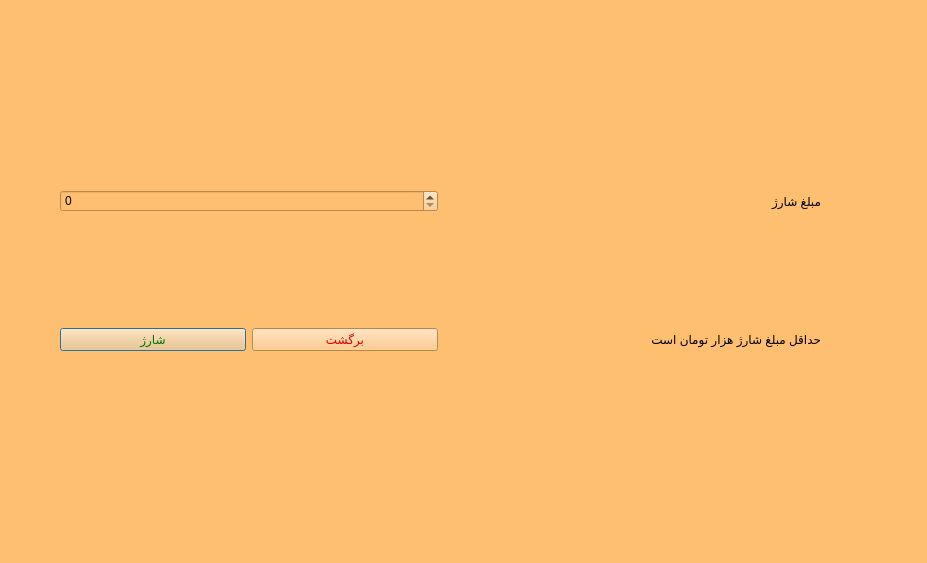
The window that Project_Ap/topupwallet.ui (AP-projects-4001/metagoofill) describes before a commit, drawn with Qt 5.
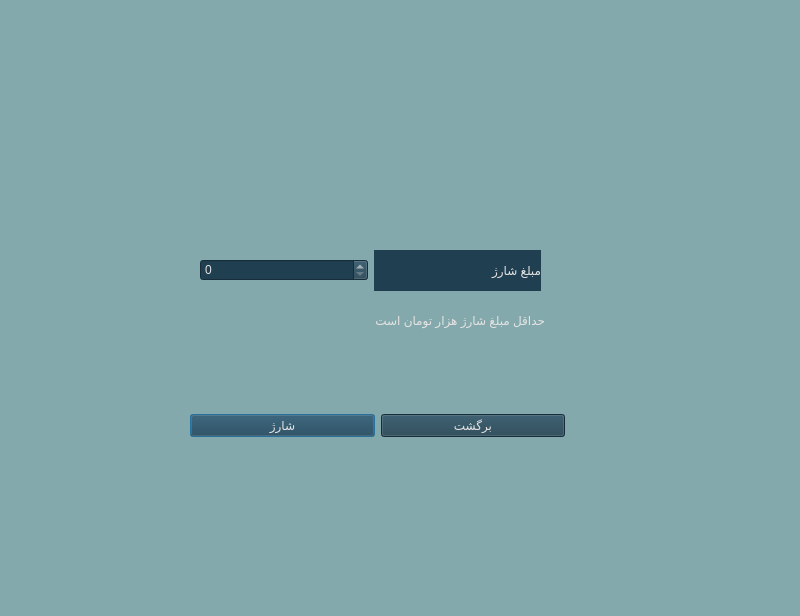
The same window after the commit.

Commit message: changing colors and Completing the program ui

The edit to the form file:
```diff
--- a/Project_Ap/topupwallet.ui
+++ b/Project_Ap/topupwallet.ui
@@ -6,33 +6,32 @@
    <rect>
     <x>0</x>
     <y>0</y>
-    <width>927</width>
-    <height>563</height>
+    <width>800</width>
+    <height>616</height>
    </rect>
   </property>
   <property name="windowTitle">
    <string>Dialog</string>
   </property>
   <property name="styleSheet">
-   <string notr="true">background-color: rgb(255, 191, 112);</string>
+   <string notr="true">background-color: rgb(132, 169, 172);</string>
   </property>
-  <widget class="QWidget" name="layoutWidget">
+  <widget class="QWidget" name="">
    <property name="geometry">
     <rect>
-     <x>60</x>
-     <y>80</y>
-     <width>761</width>
-     <height>381</height>
+     <x>190</x>
+     <y>400</y>
+     <width>375</width>
+     <height>51</height>
     </rect>
    </property>
-   <layout class="QGridLayout" name="gridLayout">
-    <item row="1" column="0">
      <layout class="QHBoxLayout" name="horizontalLayout">
       <item>
        <widget class="QPushButton" name="pushButton">
         <property name="styleSheet">
-         <string notr="true">font: 16pt &quot;MS Shell Dlg 2&quot;;
-color: rgb(0, 117, 3);</string>
+       <string notr="true">background-color: rgb(32, 64, 81);
+color: rgb(228, 227, 227);
+font: 11pt &quot;Lalezar&quot;;</string>
         </property>
         <property name="text">
          <string>شارژ</string>
@@ -42,8 +41,9 @@
       <item>
        <widget class="QPushButton" name="pushButton_refuse">
         <property name="styleSheet">
-         <string notr="true">color: rgb(221, 0, 0);
-font: 16pt &quot;MS Shell Dlg 2&quot;;</string>
+       <string notr="true">background-color: rgb(32, 64, 81);
+color: rgb(228, 227, 227);
+font: 11pt &quot;Lalezar&quot;;</string>
         </property>
         <property name="text">
          <string>برگشت</string>
@@ -51,28 +51,53 @@
        </widget>
       </item>
      </layout>
-    </item>
-    <item row="0" column="0">
-     <widget class="QSpinBox" name="spinBox"/>
-    </item>
-    <item row="0" column="1">
-     <widget class="QLabel" name="label">
-      <property name="styleSheet">
-       <string notr="true">background-color: rgb(255, 191, 112);
-font: 16pt &quot;MS Shell Dlg 2&quot;;</string>
-      </property>
-      <property name="text">
-       <string>مبلغ شارژ</string>
-      </property>
-     </widget>
-    </item>
-    <item row="1" column="1">
+  </widget>
      <widget class="QLabel" name="label_2">
+   <property name="geometry">
+    <rect>
+     <x>254</x>
+     <y>300</y>
+     <width>291</width>
+     <height>41</height>
+    </rect>
+   </property>
       <property name="styleSheet">
-       <string notr="true">font: 16pt &quot;MS Shell Dlg 2&quot;;</string>
+    <string notr="true">font: 12pt &quot;Lalezar&quot;;
+color: rgb(228, 227, 227);
+</string>
       </property>
       <property name="text">
        <string>حداقل مبلغ شارژ هزار تومان است</string>
+   </property>
+  </widget>
+  <widget class="QWidget" name="">
+   <property name="geometry">
+    <rect>
+     <x>200</x>
+     <y>250</y>
+     <width>341</width>
+     <height>41</height>
+    </rect>
+   </property>
+   <layout class="QHBoxLayout" name="horizontalLayout_2">
+    <item>
+     <widget class="QSpinBox" name="spinBox">
+      <property name="styleSheet">
+       <string notr="true">background-color: rgb(32, 64, 81);
+color: rgb(228, 227, 227);
+font: 11pt &quot;Lalezar&quot;;</string>
+      </property>
+     </widget>
+    </item>
+    <item>
+     <widget class="QLabel" name="label">
+      <property name="styleSheet">
+       <string notr="true">background-color: rgb(32, 64, 81);
+color: rgb(228, 227, 227);
+font: 11pt &quot;Lalezar&quot;;</string>
+      </property>
+      <property name="text">
+       <string>مبلغ شارژ</string>
       </property>
      </widget>
     </item>
```
Lines whose indentation alone changed are shown as unchanged. The commit also changes 37 other files.
